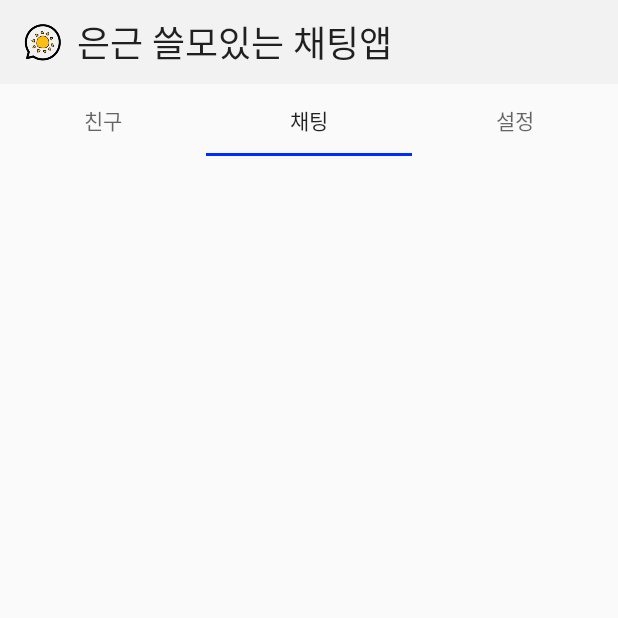
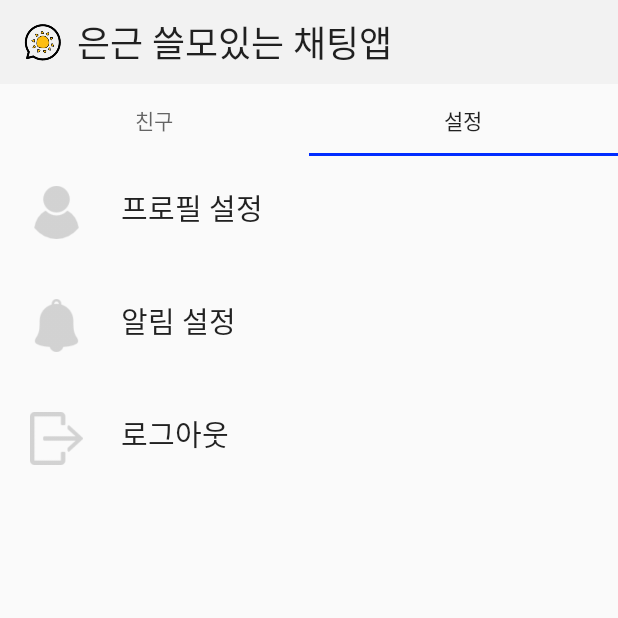
Before and after one commit to jwonyLee/CommonChat, an Android app: the screen it shows after launch once a user with an empty profile is signed in (MenuActivity), tab 2 chosen, on a phone screen of 412 x 824 dp, the top half of it. Run offline under Robolectric (Android 15) with nearby library versions, the phone set to English and light mode, and no system bars; our stand-ins replace Firebase (no records; nobody signed in at launch, a user with empty details on screens opened directly); libraries missing offline, so code that uses them is left out: com.facebook, com.facebook.appevents, com.facebook.login; 7 statements that could not run were skipped.

Commit message:
[수정] - 채팅 탭 제거

```diff
--- a/app/src/main/AndroidManifest.xml
+++ b/app/src/main/AndroidManifest.xml
@@ -22,9 +22,9 @@
     <application
         android:allowBackup="true"
         android:hardwareAccelerated="false"
-        android:largeHeap="true"
         android:icon="@drawable/title"
         android:label="@string/app_name"
+        android:largeHeap="true"
         android:roundIcon="@drawable/title"
         android:supportsRtl="true"
         android:theme="@style/AppTheme">
@@ -65,7 +65,8 @@
         </activity>
         <activity android:name=".SetImageProfileActivity" />
         <activity android:name=".ChatActivity" />
-        <activity android:name=".MenuActivity"></activity>
+        <activity android:name=".MenuActivity" />
+        <activity android:name=".TestActivity"></activity>
     </application>
 
 </manifest>
--- a/app/src/main/java/com/example/jiwon/commonchat/MenuActivity.java
+++ b/app/src/main/java/com/example/jiwon/commonchat/MenuActivity.java
@@ -69,7 +69,7 @@ public class MenuActivity extends AppCompatActivity {
 
         checkLogin();
 
-        TabPagerAdapter pagerAdapter = new TabPagerAdapter(getSupportFragmentManager(), 3);
+        TabPagerAdapter pagerAdapter = new TabPagerAdapter(getSupportFragmentManager(), 2);
         viewPager = (ViewPager) findViewById(R.id.pager);
         tabLayout = (TabLayout) findViewById(R.id.tabLayout);
         viewPager.setAdapter(pagerAdapter);
--- a/app/src/main/java/com/example/jiwon/commonchat/SettingFragment.java
+++ b/app/src/main/java/com/example/jiwon/commonchat/SettingFragment.java
@@ -10,7 +10,7 @@ import android.view.ViewGroup;
 import android.widget.LinearLayout;
 import android.widget.TextView;
 
-public class SettingFragment extends Fragment {
+public class SettingFragment extends Fragment implements View.OnClickListener{
     public SettingFragment() {};
     LinearLayout setImage;
     LinearLayout setLogout;
@@ -26,14 +26,23 @@ public class SettingFragment extends Fragment {
 
         // 프로필 설정 누를시, 이미지 프로필 사진 설정하는 화면으로 이동
         setImage = (LinearLayout) settingView.findViewById(R.id.setImage);
-        setImage.setOnClickListener(new View.OnClickListener() {
-            @Override
-            public void onClick(View v) {
-                startActivity(new Intent(getActivity(), SetImageProfileActivity.class));
-            }
-        });
+        setImage.setOnClickListener(this);
+        settingView.findViewById(R.id.setLogout).setOnClickListener(this);
 
 
         return settingView;
     }
+
+
+    @Override
+    public void onClick(View v) {
+        switch (v.getId()) {
+            case R.id.setImage:
+                startActivity(new Intent(getActivity(), SetImageProfileActivity.class));
+                break;
+            case R.id.setLogout:
+                startActivity(new Intent(getActivity(), TestActivity.class));
+                break;
+        }
+    }
 }
--- a/app/src/main/res/layout/activity_menu.xml
+++ b/app/src/main/res/layout/activity_menu.xml
@@ -19,12 +19,6 @@
             android:layout_height="wrap_content"
             android:text="@string/tabFriend" />
 
-        <android.support.design.widget.TabItem
-            android:id="@+id/tabChatList"
-            android:layout_width="wrap_content"
-            android:layout_height="wrap_content"
-            android:text="@string/tabChat" />
-
         <!--설정목록-->
         <android.support.design.widget.TabItem
             android:id="@+id/tabSetting"
```
Also changed, not shown: app/src/main/java/com/example/jiwon/commonchat/TestActivity.java (added, +39 -0 lines), app/src/main/res/layout/activity_test.xml (added, +21 -0 lines).
